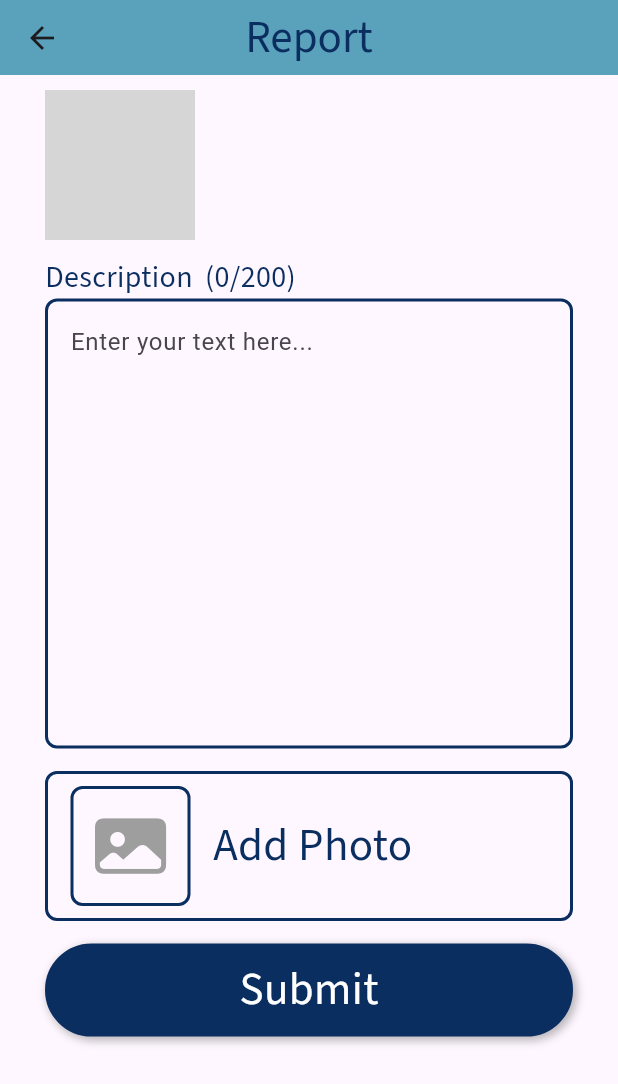
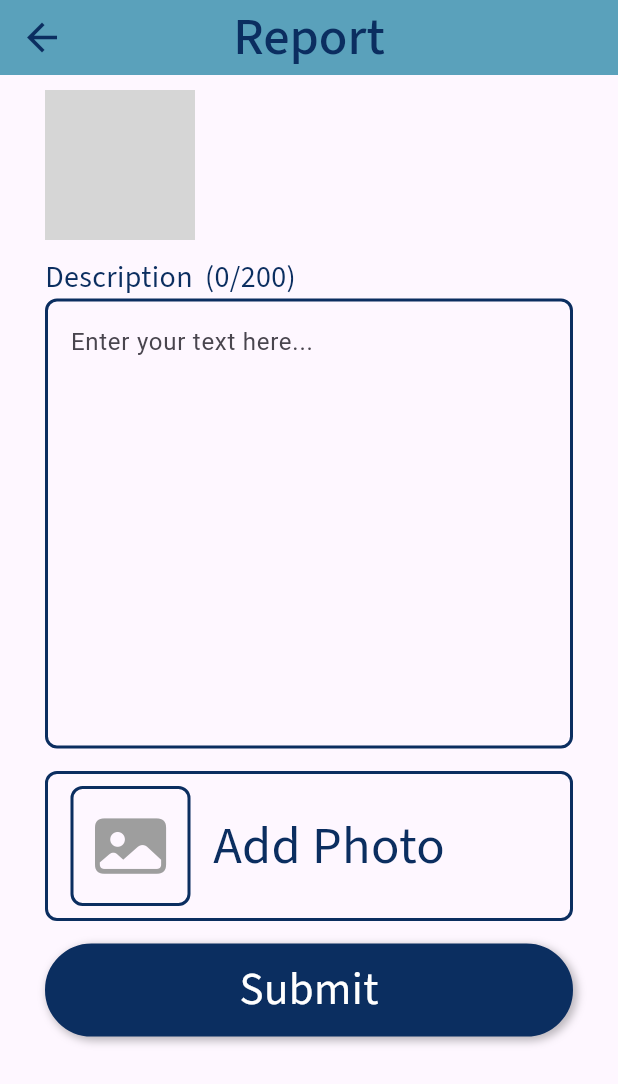
Before and after one commit to kjeff18/MuniciPal, a Flutter app: the ReportPage screen opened directly with empty values, on a phone screen of 412 x 824 dp. Shown: the top 1084 px of the screen. Run offline on Flutter 3.47's test engine with Material 3 defaults, Android fonts, the phone set to English and light mode, and no system bars; our stand-ins replace dartz, flutter_svg, geolocator, google_fonts, google_maps_flutter, image_picker and 2 more; missing offline and left inert: amplify_api, amplify_auth_cognito, amplify_authenticator, amplify_core, amplify_flutter; grey boxes are pictures that could not be loaded.

Commit message:
Report Page (Finished)
Still working on Post Page

```diff
--- a/municipal/lib/CustomBottomNavigationBar.dart
+++ b/municipal/lib/CustomBottomNavigationBar.dart
@@ -2,6 +2,7 @@
 import 'package:municipal/DesingContstant.dart';
 import 'package:municipal/Page/FeedPage.dart';
 import 'package:municipal/Page/IssueCategoryPage.dart';
+import 'package:municipal/Page/MyReportPage.dart';
 import 'package:municipal/Page/WelcomePage.dart';
 import 'package:municipal/Page/LandingPage.dart';
 
@@ -23,6 +24,7 @@
     const LandingPage(),
     const IssueCategoryPage(),
     const FeedPage(),
+    const MyReportPage()
   ];
 
   @override
--- a/municipal/lib/DesingContstant.dart
+++ b/municipal/lib/DesingContstant.dart
@@ -94,7 +94,7 @@
 
 //fontSize
 const double IssueCategoryTextSize = 17;
-const double HeadlineSize = 30;
+const double HeadlineSize = 35;
 const double PostTitleSize = 25;
 const double bodyTextSize = 20;
 const double hintTextSize = 17;
--- a/municipal/lib/Page/ReportPage.dart
+++ b/municipal/lib/Page/ReportPage.dart
@@ -77,7 +77,7 @@
   @override
   Widget build(BuildContext context) {
     return Scaffold(
-      appBar: const CustomAppBar(title: 'Report'),
+      appBar: const CustomAppBar(title: 'Report', showBackButton: true,),
       body: SafeArea(
         child: Padding(
           padding: const EdgeInsets.symmetric(horizontal: defaultPadding *2 ),
--- a/municipal/lib/widgets/CustomAppBar.dart
+++ b/municipal/lib/widgets/CustomAppBar.dart
@@ -25,17 +25,18 @@
   @override
   Widget build(BuildContext context) {
     return AppBar(
+      automaticallyImplyLeading: false,
       backgroundColor: secondaryColor,
       title: Text(title),
       titleTextStyle:
-          textFont.copyWith(color: accentColor, fontSize: HeadlineSize),
+          textFont.copyWith(color: accentColor, fontSize: HeadlineSize, fontWeight: FontWeight.w500),
       centerTitle: true,
       leading: showBackButton
           ? IconButton(
               onPressed: () {
                 Navigator.pop(context);
               },
-              icon: const Icon(Icons.arrow_back),
+              icon: const Icon(Icons.arrow_back, size: 30,),
               color: accentColor,
             )
           : null,
@@ -43,8 +44,8 @@
           ? [
               IconButton(
                 icon: showBellIcon
-                    ? const Icon(Icons.notifications)
-                    : const Icon(Icons.edit),
+                    ? const Icon(Icons.notifications_active_outlined, color: accentColor, size: 30,)
+                    : const Icon(Icons.edit, color: accentColor,),
                 onPressed: onPressed,
               ),
             ]
--- a/municipal/lib/widgets/FeedPageWidgets/FeedContainer.dart
+++ b/municipal/lib/widgets/FeedPageWidgets/FeedContainer.dart
@@ -5,17 +5,20 @@
 
 class FeedContainer extends StatelessWidget {
   String postTitle;
+  VoidCallback onPressed;
   double numberOfMilesAway;
   int numberOfVote;
   IssueStatus issueStatus;
 
-   FeedContainer({super.key, required this.postTitle, required this.numberOfMilesAway, required this.numberOfVote, required this.issueStatus });
+   FeedContainer({super.key, required this.onPressed, required this.postTitle, required this.numberOfMilesAway, required this.numberOfVote, required this.issueStatus });
 
 
   @override
   Widget build(BuildContext context) {
     return Padding(
       padding: const EdgeInsets.all(defaultPadding),
+      child: GestureDetector(
+        onTap: onPressed,
         child: Container(
           height: 304,
           decoration: BoxDecoration(
@@ -78,6 +81,7 @@
             ],
           ),
         ),
+      ),
     );
   }
 }
```
Also changed, not shown: municipal/lib/Page/FeedPage.dart (+6 -11 lines), municipal/lib/Page/MyReportPage.dart (added, +36 -0 lines), municipal/lib/Page/PostPage.dart (added, +43 -0 lines), municipal/lib/widgets/PostPageWidgets/PostNMapContainer.dart (added, +45 -0 lines). Lines whose indentation alone changed are shown as unchanged.
